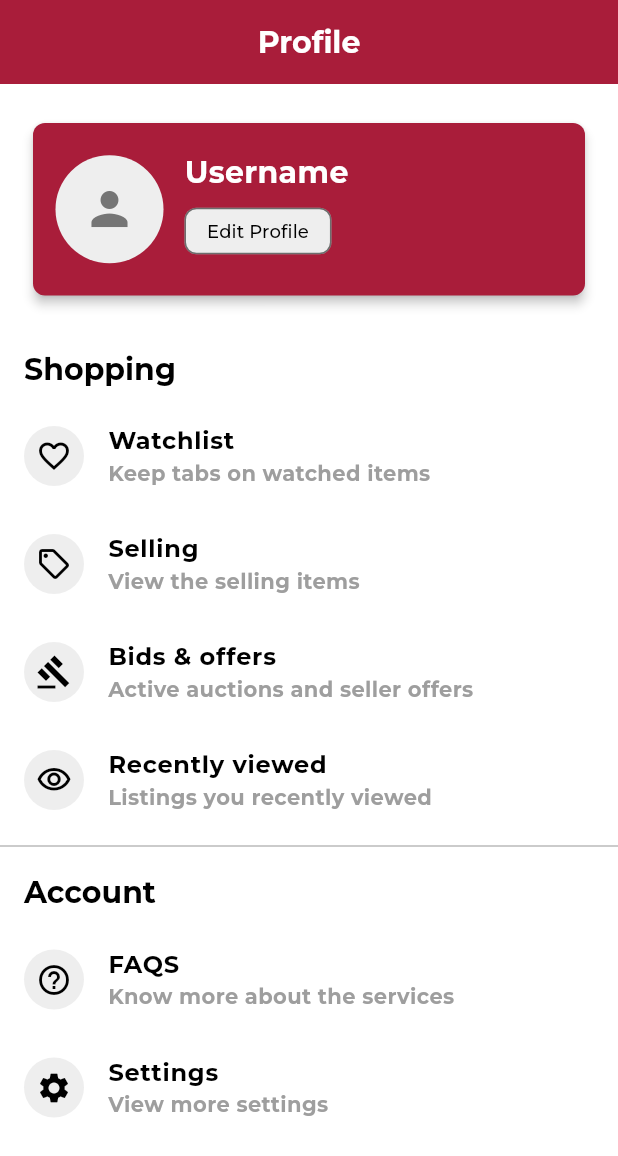
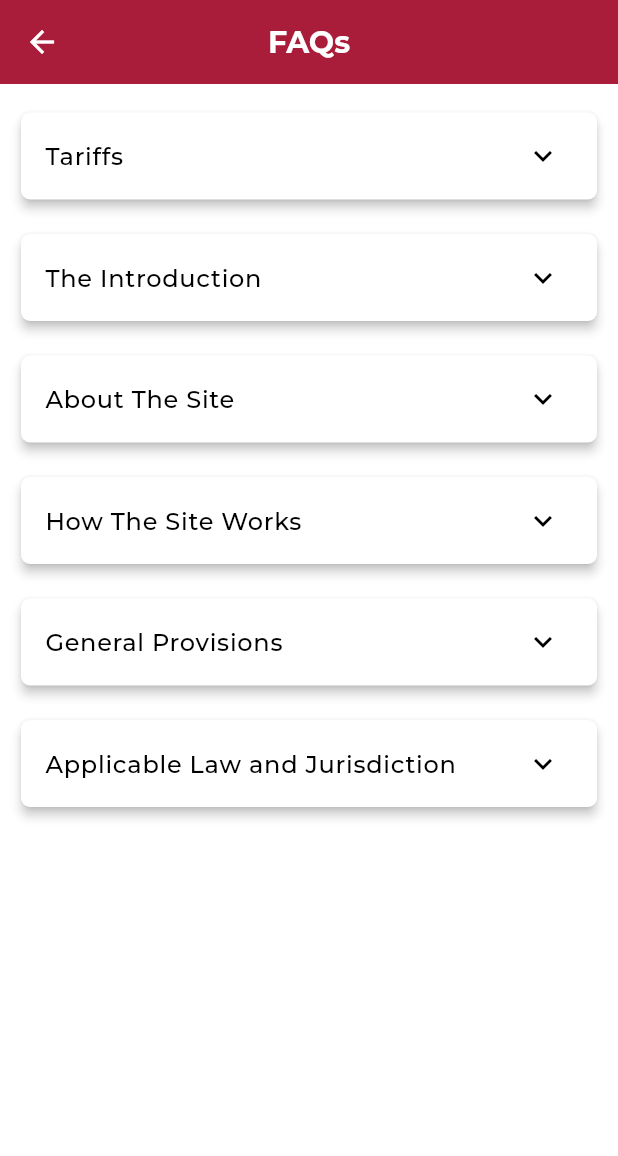
Before and after one commit to AlleTre-E-Commerce-Complex/alletre-flutter, a Flutter app: the ProfileScreen screen opened by its route, after a tap on "FAQS", on a phone screen of 412 x 824 dp. Shown: the top 1156 px of the screen. Run offline on Flutter 3.47's test engine with Material 3 defaults, Android fonts, the phone set to English and light mode, and no system bars; our stand-ins replace carousel_slider, flutter_svg, slide_to_act.

Commit message:
FAQs page created

```diff
--- /dev/null
+++ b/lib/model/faq_model.dart
@@ -0,0 +1,6 @@
+class FaqModel{
+  final String title;
+  final String content;
+
+  const FaqModel({required this.title, required this.content});
+}
--- a/lib/utils/themes/app_theme.dart
+++ b/lib/utils/themes/app_theme.dart
@@ -29,6 +29,11 @@ ThemeData customTheme() {
 
     // Define text styles using specific Montserrat font weights
     textTheme: const TextTheme(
+      displaySmall: TextStyle(
+            fontFamily: 'Montserrat',
+            fontWeight: FontWeight.w400, // Light
+            fontSize: 14,
+            color: onSecondaryColor),
         displayLarge: TextStyle(
             fontFamily: 'Montserrat',
             fontWeight: FontWeight.bold,
--- /dev/null
+++ b/lib/view/screens/faqs screen/faqs_screen.dart
@@ -0,0 +1,125 @@
+import 'package:alletre_app/model/faq_model.dart';
+import 'package:alletre_app/utils/themes/app_theme.dart';
+import 'package:alletre_app/view/widgets/common%20widgets/footer_elements_appbar.dart';
+import 'package:flutter/material.dart';
+
+class FaqScreen extends StatelessWidget {
+  const FaqScreen({super.key});
+
+  final List<FaqModel> faqs = const [
+    FaqModel(
+      title: 'Tariffs',
+      content: '''
+• Website: www.alletre.com\n
+• Owner: Alletre LLC, a limited liability company located in Dubai - United Arab Emirates.\n
+• User: Anyone who accesses the Alletre website, whether for the purpose of viewing, selling, bidding, or buying without limitation.\n
+• Bidder: Anyone who offers a commodity or service on the site, whether by way of auction or direct sale.\n
+• Highest Bid: The highest bidder in the auction after the end of the offer period.\n
+• Second Bid: The person with the second-highest bid in the auction after the end of the offer period.\n
+• Offer Period: The period during which the bidder offers the good or service in the auction.
+      ''',
+    ),
+    FaqModel(
+      title: 'The Introduction',
+      content: '''
+• This user agreement is considered an agreement between any user who enters the site and the owner. Once the user enters the site, this agreement applies to them implicitly and is considered acceptance of its terms without the condition of signing.\n
+• Entering the site constitutes acceptance of the aforementioned arbitration agreement and approval for the site or its representative to act as an arbitrator.\n
+• All users agree that the site is not responsible for misuse by others and is considered an open market.\n
+• Users must report any suspicious behavior or criminal attempts noticed to the competent authorities.
+      ''',
+    ),
+    FaqModel(
+      title: 'About The Site',
+      content: '''
+• The site is an interface for those who wish to surf the internet to display goods and services for auction to the highest bidder.
+      ''',
+    ),
+    FaqModel(
+      title: 'How The Site Works',
+      content: '''
+• The site is available for viewing to all internet users. Registration is required to bid or offer goods.\n
+• Users must provide accurate information during registration.\n
+• The auction process involves submitting data, paying fees, and abiding by the site's conditions.\n
+• Penalties apply for non-compliance by bidders or buyers.
+      ''',
+    ),
+    FaqModel(
+      title: 'General Provisions',
+      content: '''
+• The site owner is not a party to contracts between buyers and sellers.\n
+• Penalties are applied for non-compliance, with proceeds shared between affected parties and the owner.\n
+• Fraudulent activities, including fake goods or payment cards, will result in fines and potential legal action.\n
+• All transactions are in USD, and the site is not responsible for currency exchange losses.
+      ''',
+    ),
+    FaqModel(
+      title: 'Applicable Law and Jurisdiction',
+      content: '''
+• These terms and conditions are governed by the laws of Dubai and the UAE. Disputes will be resolved through arbitration.
+      ''',
+    ),
+  ];
+
+  @override
+  Widget build(BuildContext context) {
+    return Scaffold(
+      appBar: const NavbarElementsAppbar(title: 'FAQs', showBackButton: true),
+      body: ListView.builder(
+        padding: const EdgeInsets.only(left: 10, right: 10, top: 15),
+        itemCount: faqs.length,
+        itemBuilder: (context, index) {
+          return Column(
+            children: [
+              Card(
+                elevation: 3,
+                shape: RoundedRectangleBorder(
+                  borderRadius: BorderRadius.circular(6),
+                ),
+                child: ExpansionTile(
+                  title: Text(
+                    faqs[index].title,
+                    style: Theme.of(context).textTheme.bodyLarge,
+                  ),
+                  children: [
+                    Padding(
+                      padding: const EdgeInsets.only(left: 16.0, top: 5.0, right: 16.0, bottom: 16.0),
+                      child: _buildFormattedContent(faqs[index].content, context),
+                    ),
+                  ],
+                ),
+              ),
+              const SizedBox(height: 15),
+            ],
+          );
+        },
+      ),
+    );
+  }
+
+  Widget _buildFormattedContent(String content, BuildContext context) {
+    List<String> lines = content.trim().split('\n');
+    return Column(
+      crossAxisAlignment: CrossAxisAlignment.start,
+      children: lines.map((line) {
+        if (line.startsWith('•')) {
+          return RichText(
+            text: TextSpan(
+              text: '• ',
+              style: Theme.of(context).textTheme.bodyMedium?.copyWith(fontWeight: FontWeight.bold, color: onSecondaryColor),
+              children: [
+                TextSpan(
+                  text: line.substring(1).trim(),
+                  style: Theme.of(context).textTheme.displaySmall,
+                ),
+              ],
+            ),
+          );
+        }
+        return Text(
+          line,
+          style: Theme.of(context).textTheme.displaySmall,
+        );
+      }).toList(),
+    );
+  }
+}
--- a/lib/view/screens/profile screen/profile_screen.dart
+++ b/lib/view/screens/profile screen/profile_screen.dart
@@ -1,6 +1,7 @@
 import 'package:alletre_app/model/user_model.dart';
 import 'package:alletre_app/utils/routes/named_routes.dart';
 import 'package:alletre_app/utils/themes/app_theme.dart';
+import 'package:alletre_app/view/screens/faqs%20screen/faqs_screen.dart';
 import 'package:alletre_app/view/widgets/common%20widgets/footer_elements_appbar.dart';
 import 'package:alletre_app/view/widgets/profile%20widgets/profile_list_tile.dart';
 import 'package:alletre_app/view/widgets/profile%20widgets/profile_section_title.dart';
@@ -81,7 +82,12 @@ class ProfileScreen extends StatelessWidget {
               icon: Icons.help_outline,
               title: 'FAQS',
               subtitle: 'Know more about the services',
-              onTap: () {},
+              onTap: () {
+                Navigator.push(
+                  context,
+                  MaterialPageRoute(builder: (context) => const FaqScreen()),
+                );
+              },
             ),
             ProfileListTile(
               icon: Icons.settings,
```
